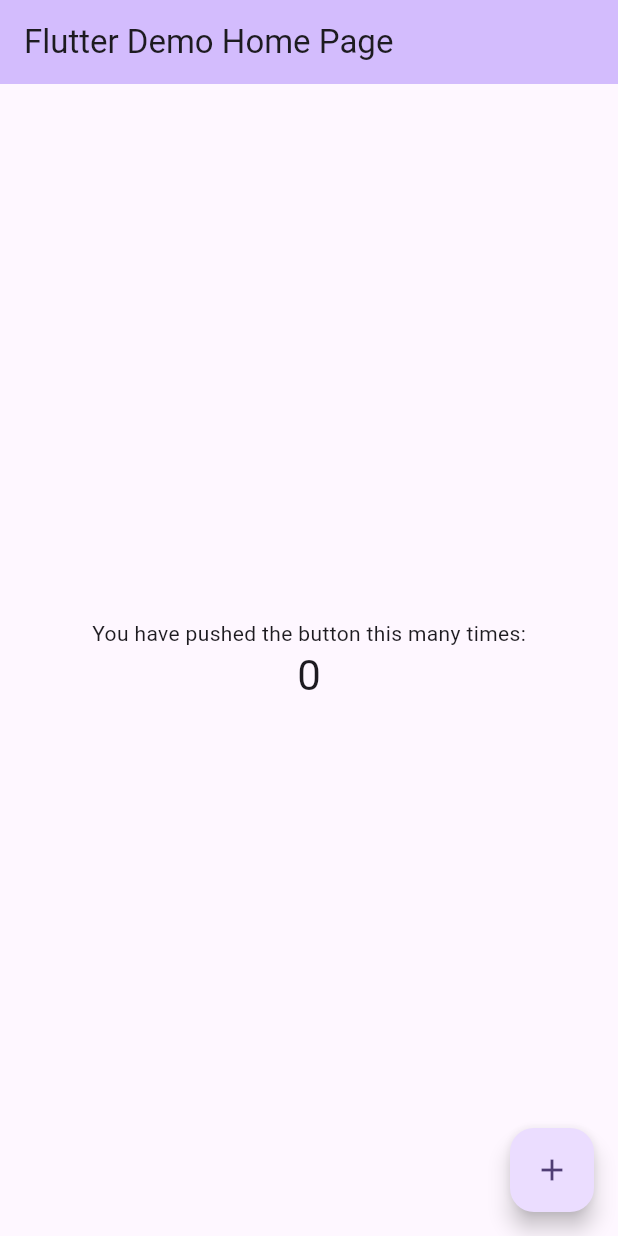
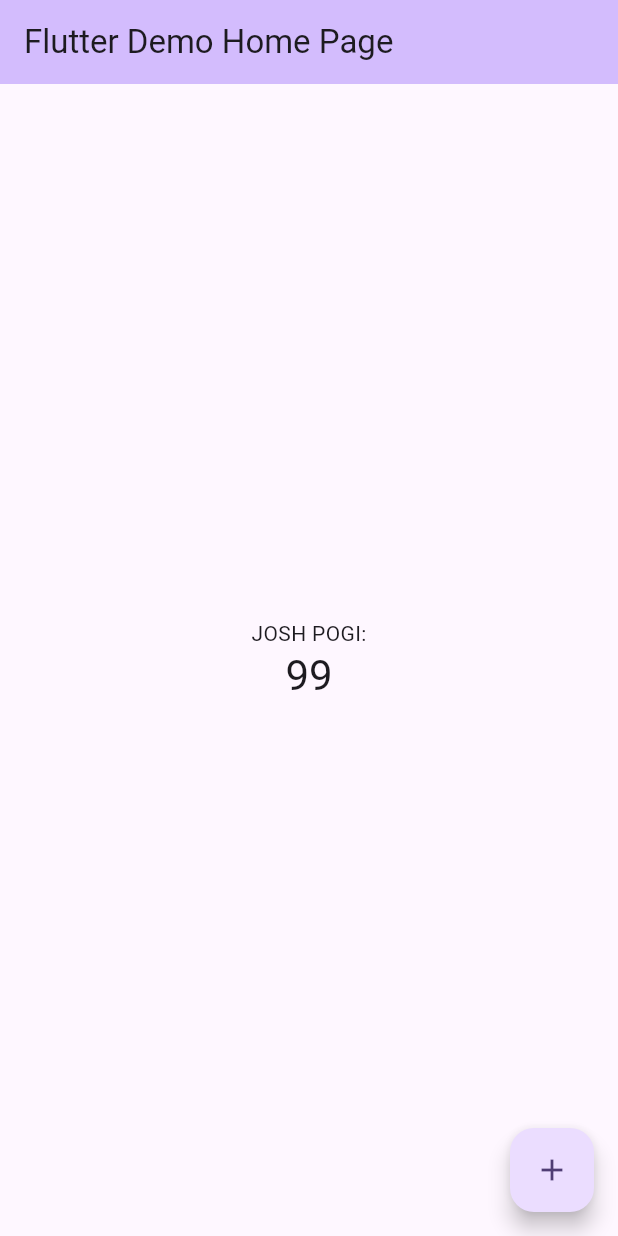
Before and after one commit to MONET-SYSTEM/monetUI, a Flutter app: the screen it shows after launch, on a phone screen of 412 x 824 dp. Run offline on Flutter 3.47's test engine with Material 3 defaults, Android fonts, the phone set to English and light mode, and no system bars.

Commit message:
Adding colors and styles

```diff
--- a/lib/main.dart
+++ b/lib/main.dart
@@ -6,28 +6,13 @@ void main() {
 
 class MyApp extends StatelessWidget {
   const MyApp({super.key});
-  //w tdf
-  // This widget is the root of your application.
+
   @override
   Widget build(BuildContext context) {
     return MaterialApp(
       title: 'Flutter Demo',
       theme: ThemeData(
-        // This is the theme of your application.
-        //
-        // TRY THIS: Try running your application with "flutter run". You'll see
-        // the application has a purple toolbar. Then, without quitting the app,
-        // try changing the seedColor in the colorScheme below to Colors.green
-        // and then invoke "hot reload" (save your changes or press the "hot
-        // reload" button in a Flutter-supported IDE, or press "r" if you used
-        // the command line to start the app).
-        //
-        // Notice that the counter didn't reset back to zero; the application
-        // state is not lost during the reload. To reset the state, use hot
-        // restart instead.
-        //
-        // This works for code too, not just values: Most code changes can be
-        // tested with just a hot reload.
+
         colorScheme: ColorScheme.fromSeed(seedColor: Colors.deepPurple),
       ),
       home: const MyHomePage(title: 'Flutter Demo Home Page'),
@@ -38,15 +23,6 @@ class MyApp extends StatelessWidget {
 class MyHomePage extends StatefulWidget {
   const MyHomePage({super.key, required this.title});
 
-  // This widget is the home page of your application. It is stateful, meaning
-  // that it has a State object (defined below) that contains fields that affect
-  // how it looks.
-
-  // This class is the configuration for the state. It holds the values (in this
-  // case the title) provided by the parent (in this case the App widget) and
-  // used by the build method of the State. Fields in a Widget subclass are
-  // always marked "final".
-
   final String title;
 
   @override
@@ -54,7 +30,7 @@ class MyHomePage extends StatefulWidget {
 }
 
 class _MyHomePageState extends State<MyHomePage> {
-  int _counter = 0;
+  int _counter = 99;
 
   void _incrementCounter() {
     setState(() {
@@ -104,7 +80,7 @@ class _MyHomePageState extends State<MyHomePage> {
           // wireframe for each widget.
           mainAxisAlignment: MainAxisAlignment.center,
           children: <Widget>[
-            const Text('You have pushed the button this many times:'),
+            const Text('JOSH POGI:'),
             Text(
               '$_counter',
               style: Theme.of(context).textTheme.headlineMedium,
--- /dev/null
+++ b/lib/resources/app_colours.dart
@@ -0,0 +1,6 @@
+import 'dart:ui';
+
+class AppColours {
+  static Color primaryColour = const Color(0xff0077FF);
+  static Color primaryColourLight = const Color(0xffBDDCFF);
+}
```
Also changed, not shown: lib/resources/app_styles.dart (added).
